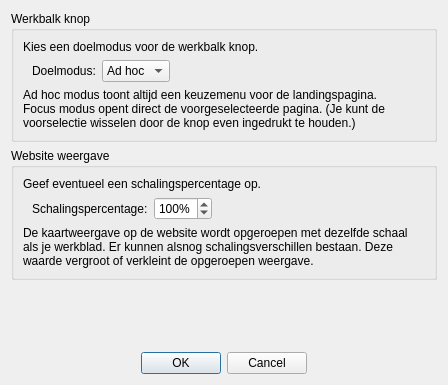
32BT/QGIS-32BT-verbeterdekaart, file plugin/controller/subcontrollers/dialogs/settings.ui: the form before one commit.
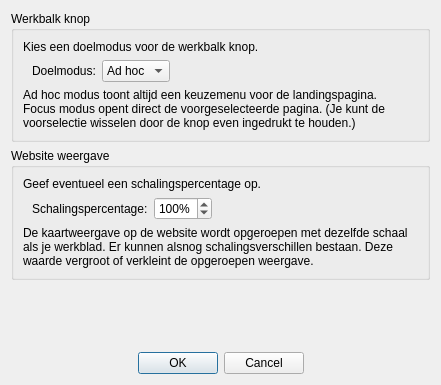
The form after the commit.

What changed in the file:
```diff
--- a/plugin/controller/subcontrollers/dialogs/settings.ui
+++ b/plugin/controller/subcontrollers/dialogs/settings.ui
@@ -6,7 +6,7 @@
    <rect>
     <x>0</x>
     <y>0</y>
-    <width>448</width>
+    <width>441</width>
     <height>385</height>
    </rect>
   </property>
```
